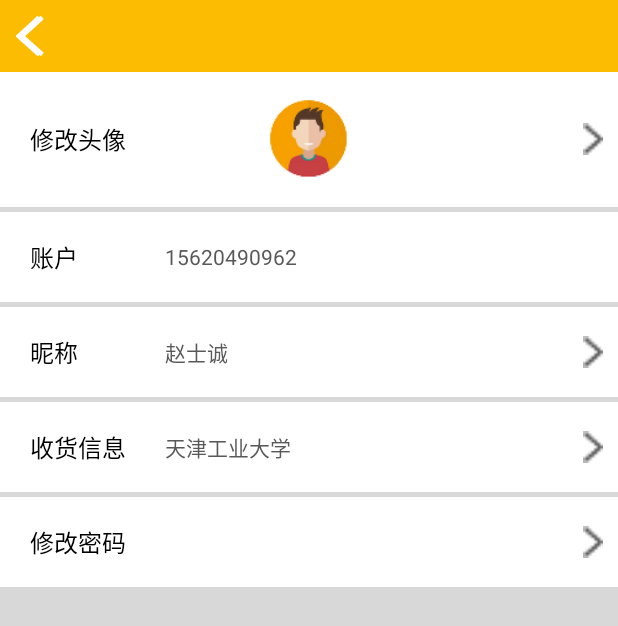
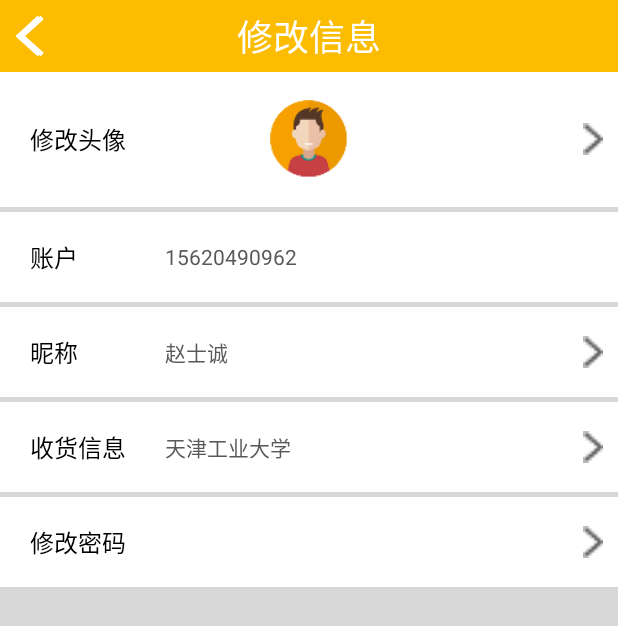
Before and after one commit to SengarWu/MrFruit, an Android app: the UpdatePersonalActivity screen opened directly, with no data from a screen before it, on a phone screen of 412 x 824 dp. Shown: the top 626 px of the screen. Run offline under Robolectric (Android 15) with nearby library versions, the phone set to English and light mode, and no system bars.

Commit message:
activity_update_person修改个人信息页面

```diff
--- a/app/src/main/java/com/xpple/fruits/me/ui/MeFragment.java
+++ b/app/src/main/java/com/xpple/fruits/me/ui/MeFragment.java
@@ -101,10 +101,10 @@ public class MeFragment extends BaseFragment implements View.OnClickListener {
 
                 break;
             case R.id.ll_mine_getcoin://充值
-                startActivity(new Intent(mActivity,AccountActivity.class));
+                startActivity(new Intent(mActivity,MyGetCoinActivity.class));
                 break;
             case R.id.ll_mine_personal://修改信息
-
+                startActivity(new Intent(mActivity,UpdatePersonalActivity.class));
                 break;
             case R.id.ll_mine_about://关于我们
 
--- a/app/src/main/java/com/xpple/fruits/me/ui/UpdatePersonalActivity.java
+++ b/app/src/main/java/com/xpple/fruits/me/ui/UpdatePersonalActivity.java
@@ -1,15 +1,66 @@
 package com.xpple.fruits.me.ui;
 
 import android.os.Bundle;
-import android.support.v7.app.AppCompatActivity;
+import android.view.View;
+import android.widget.ImageButton;
+import android.widget.ImageView;
+import android.widget.RelativeLayout;
+import android.widget.TextView;
 
 import com.xpple.fruits.R;
+import com.xpple.fruits.base.BaseActivity;
 
-public class UpdatePersonalActivity extends AppCompatActivity {
-
+public class UpdatePersonalActivity extends BaseActivity implements View.OnClickListener {
+    private ImageButton ib_back;
+    private TextView tv_title;
+    private ImageView iv_update_person_head;
+    private TextView tv_update_person_account;
+    private TextView tv_update_person_nickname;
+    private TextView tv_update_person_address;
+    private RelativeLayout rl_update_person_head;
+    private RelativeLayout rl_update_person_nickname;
+    private RelativeLayout rl_update_person_address;
+    private RelativeLayout rl_update_person_password;
     @Override
     protected void onCreate(Bundle savedInstanceState) {
         super.onCreate(savedInstanceState);
         setContentView(R.layout.activity_update_personal);
+
+        initView();
+    }
+
+    private void initView() {
+        ib_back = $(R.id.ib_back);
+        ib_back.setOnClickListener(new View.OnClickListener() {
+            @Override
+            public void onClick(View v) {
+                finish();
+            }
+        });
+        tv_title = $(R.id.tv_title);
+        tv_title.setText("修改信息");
+        rl_update_person_head=$(R.id.rl_update_person_head);
+        rl_update_person_head.setOnClickListener(this);
+        rl_update_person_nickname=$(R.id.rl_update_person_nickname);
+        rl_update_person_nickname.setOnClickListener(this);
+        rl_update_person_address=$(R.id.rl_update_person_address);
+        rl_update_person_address.setOnClickListener(this);
+        rl_update_person_password=$(R.id.rl_update_person_password);
+        rl_update_person_password.setOnClickListener(this);
+    }
+
+    @Override
+    public void onClick(View v) {
+        switch (v.getId()){
+
+            case R.id.rl_update_person_head://点击修改头像一栏
+                break;
+            case R.id.rl_update_person_nickname://点击昵称一栏
+                break;
+            case R.id.rl_update_person_address://点击收货信息一栏
+                break;
+            case R.id.rl_update_person_password://点击修改密码一栏
+                break;
+        }
     }
 }
--- a/app/src/main/res/layout/activity_update_personal.xml
+++ b/app/src/main/res/layout/activity_update_personal.xml
@@ -12,6 +12,7 @@
         android:background="@color/viewColor"
         android:orientation="vertical">
         <RelativeLayout
+            android:id="@+id/rl_update_person_head"
             android:layout_width="match_parent"
             android:layout_height="90dp"
             android:background="@color/account">
@@ -24,13 +25,13 @@
                 android:text="修改头像"
                 android:textColor="@color/content" />
             <ImageView
-                android:id="@+id/person_head"
+                android:id="@+id/iv_update_person_head"
                 android:layout_width="60dp"
                 android:layout_height="60dp"
                 android:layout_centerInParent="true"
                 android:src="@mipmap/touxiang"/>
             <ImageButton
-                android:id="@+id/ib_uphead"
+
                 android:layout_width="13dp"
                 android:layout_height="21dp"
                 android:layout_alignParentRight="true"
@@ -57,7 +58,7 @@
                 android:layout_height="match_parent"
                 android:gravity="center_vertical">
                 <TextView
-                    android:id="@+id/tv_person_account"
+                    android:id="@+id/tv_update_person_account"
                     android:layout_width="wrap_content"
                     android:layout_height="wrap_content"
                     android:layout_marginLeft="10dp"
@@ -82,11 +83,12 @@
                 android:layout_marginLeft="20dp"/>
 
             <RelativeLayout
+                android:id="@+id/rl_update_person_nickname"
                 android:layout_width="match_parent"
                 android:layout_height="match_parent"
                 android:gravity="center_vertical">
                 <TextView
-                    android:id="@+id/tv_person_nickname"
+                    android:id="@+id/tv_update_person_nickname"
                     android:layout_width="wrap_content"
                     android:layout_height="wrap_content"
                     android:layout_marginLeft="10dp"
@@ -94,7 +96,7 @@
                     android:textColor="@color/viewColor2"
                     android:text="赵士诚"/>
                 <ImageButton
-                    android:id="@+id/ib_upnickname"
+
                     android:layout_width="13dp"
                     android:layout_height="21dp"
                     android:layout_alignParentRight="true"
@@ -119,12 +121,12 @@
                 android:layout_marginLeft="20dp"/>
 
             <RelativeLayout
-
+                android:id="@+id/rl_update_person_address"
                 android:layout_width="match_parent"
                 android:layout_height="match_parent"
                 android:gravity="center_vertical">
                 <TextView
-                    android:id="@+id/tv_person_address"
+                    android:id="@+id/tv_update_person_address"
                     android:layout_width="wrap_content"
                     android:layout_height="wrap_content"
                     android:layout_marginLeft="10dp"
@@ -132,7 +134,7 @@
                     android:textColor="@color/viewColor2"
                     android:text="天津工业大学"/>
                 <ImageButton
-                    android:id="@+id/ib_upaddress"
+
                     android:layout_width="13dp"
                     android:layout_height="21dp"
                     android:layout_alignParentRight="true"
@@ -156,12 +158,12 @@
                 android:textColor="@color/content"
                 android:layout_marginLeft="20dp"/>
             <RelativeLayout
-
+                android:id="@+id/rl_update_person_password"
                 android:layout_width="match_parent"
                 android:layout_height="match_parent"
                 android:gravity="center_vertical">
                 <ImageButton
-                    android:id="@+id/ib_uppassword"
+
                     android:layout_width="13dp"
                     android:layout_height="21dp"
                     android:layout_alignParentRight="true"
--- a/app/src/main/res/layout/fragment_main.xml
+++ b/app/src/main/res/layout/fragment_main.xml
@@ -4,10 +4,6 @@
     android:layout_height="match_parent"
     tools:context="com.xpple.fruits.main.ui.MainFragment">
 
-    <!-- TODO: Update blank fragment layout -->
-    <TextView
-        android:layout_width="match_parent"
-        android:layout_height="match_parent"
-        android:text="@string/hello_blank_fragment" />
+
 
 </FrameLayout>
```
